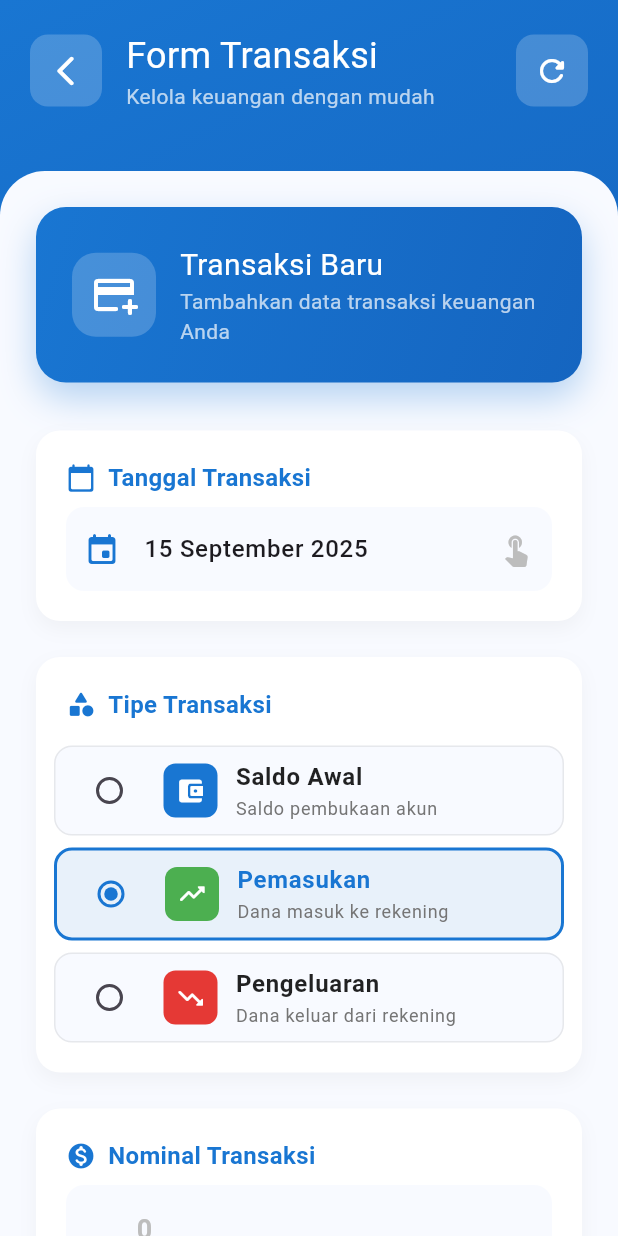
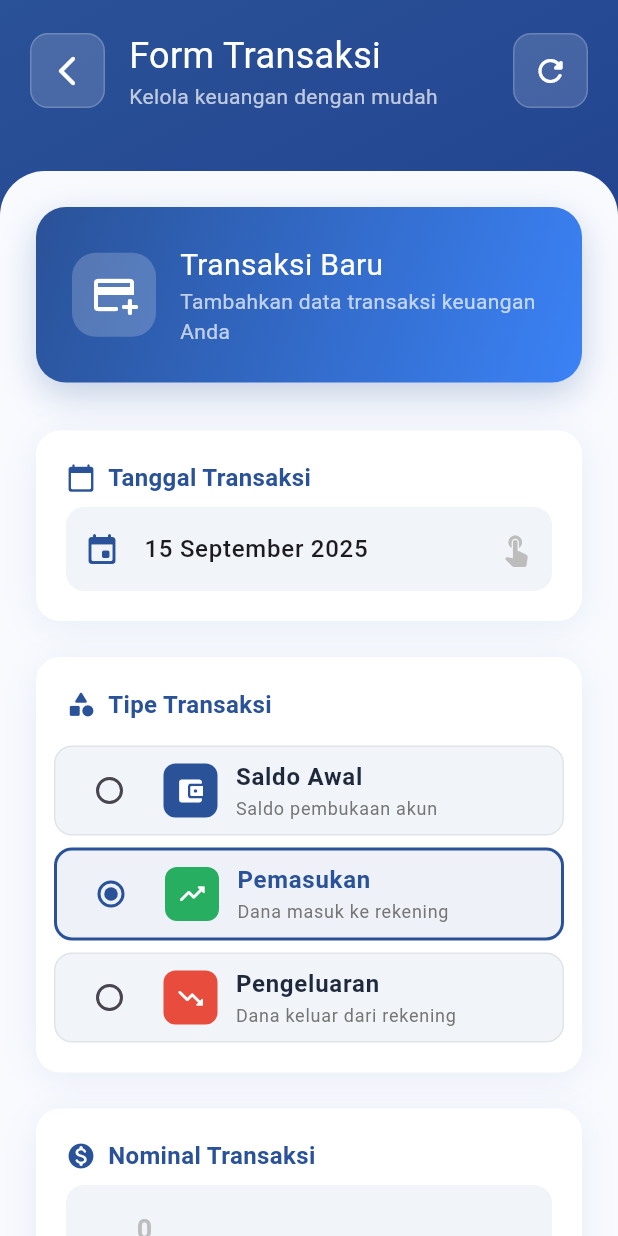
Before and after one commit to jihan69cahya/Flutter-Pencatatan-Keuangan, a Flutter app: the FormTransaksi screen opened by its route, on a phone screen of 412 x 824 dp. Run offline on Flutter 3.47's test engine with Material 3 defaults, Android fonts, the phone set to English and light mode, and no system bars; our stand-ins replace fl_chart, flutter_dotenv, iconsax, image_picker, package_info_plus, shared_preferences and 1 more; accounts and stored records are empty.

Commit message:
update UI

```diff
--- a/lib/pages/formTransaksi.dart
+++ b/lib/pages/formTransaksi.dart
@@ -26,21 +26,21 @@ class _FormTransaksiState extends State<FormTransaksi>
       'value': 'SALDO AWAL',
       'label': 'Saldo Awal',
       'icon': Icons.account_balance_wallet_rounded,
-      'color': const Color(0xFF1976D2),
+      'color': const Color(0xFF2a5298),
       'description': 'Saldo pembukaan akun',
     },
     {
       'value': 'MASUK',
       'label': 'Pemasukan',
       'icon': Icons.trending_up_rounded,
-      'color': const Color(0xFF4CAF50),
+      'color': const Color(0xFF27AE60),
       'description': 'Dana masuk ke rekening',
     },
     {
       'value': 'KELUAR',
       'label': 'Pengeluaran',
       'icon': Icons.trending_down_rounded,
-      'color': const Color(0xFFE53935),
+      'color': const Color(0xFFE74C3C),
       'description': 'Dana keluar dari rekening',
     },
   ];
@@ -76,8 +76,8 @@ class _FormTransaksiState extends State<FormTransaksi>
           gradient: LinearGradient(
             begin: Alignment.topLeft,
             end: Alignment.bottomRight,
-            colors: [Color(0xFF1976D2), Color(0xFF1565C0), Color(0xFF0D47A1)],
-            stops: [0.0, 0.5, 1.0],
+            colors: [Color(0xFF2a5298), Color(0xFF1e3a8a), Color(0xFF1e293b)],
+            stops: [0.0, 0.6, 1.0],
           ),
         ),
         child: SafeArea(
@@ -89,7 +89,7 @@ class _FormTransaksiState extends State<FormTransaksi>
                 child: Container(
                   margin: const EdgeInsets.only(top: 20),
                   decoration: const BoxDecoration(
-                    color: Color(0xFFF8FAFF),
+                    color: Color(0xFFF8FAFE),
                     borderRadius: BorderRadius.only(
                       topLeft: Radius.circular(30),
                       topRight: Radius.circular(30),
@@ -156,8 +156,12 @@ class _FormTransaksiState extends State<FormTransaksi>
         children: [
           Container(
             decoration: BoxDecoration(
-              color: Colors.white.withOpacity(0.2),
+              color: Colors.white.withOpacity(0.15),
               borderRadius: BorderRadius.circular(12),
+              border: Border.all(
+                color: Colors.white.withOpacity(0.2),
+                width: 1,
+              ),
             ),
             child: IconButton(
               icon: const Icon(
@@ -185,8 +189,12 @@ class _FormTransaksiState extends State<FormTransaksi>
           ),
           Container(
             decoration: BoxDecoration(
-              color: Colors.white.withOpacity(0.2),
+              color: Colors.white.withOpacity(0.15),
               borderRadius: BorderRadius.circular(12),
+              border: Border.all(
+                color: Colors.white.withOpacity(0.2),
+                width: 1,
+              ),
             ),
             child: IconButton(
               icon: const Icon(Icons.refresh_rounded, color: Colors.white),
@@ -206,15 +214,15 @@ class _FormTransaksiState extends State<FormTransaksi>
         gradient: const LinearGradient(
           begin: Alignment.topLeft,
           end: Alignment.bottomRight,
-          colors: [Color(0xFF1976D2), Color(0xFF1565C0)],
+          colors: [Color(0xFF2a5298), Color(0xFF3b82f6)],
         ),
         borderRadius: BorderRadius.circular(20),
         boxShadow: [
           BoxShadow(
-            color: const Color(0xFF1976D2).withOpacity(0.3),
+            color: const Color(0xFF2a5298).withOpacity(0.25),
             spreadRadius: 0,
             blurRadius: 20,
-            offset: const Offset(0, 10),
+            offset: const Offset(0, 8),
           ),
         ],
       ),
@@ -279,10 +287,10 @@ class _FormTransaksiState extends State<FormTransaksi>
         borderRadius: BorderRadius.circular(16),
         boxShadow: [
           BoxShadow(
-            color: Colors.grey.withOpacity(0.1),
+            color: const Color(0xFF2a5298).withOpacity(0.08),
             spreadRadius: 0,
-            blurRadius: 10,
-            offset: const Offset(0, 5),
+            blurRadius: 20,
+            offset: const Offset(0, 4),
           ),
         ],
       ),
@@ -295,7 +303,7 @@ class _FormTransaksiState extends State<FormTransaksi>
               children: [
                 Icon(
                   Icons.calendar_today_rounded,
-                  color: const Color(0xFF1976D2),
+                  color: const Color(0xFF2a5298),
                   size: 20,
                 ),
                 const SizedBox(width: 8),
@@ -304,7 +312,7 @@ class _FormTransaksiState extends State<FormTransaksi>
                   style: TextStyle(
                     fontSize: 16,
                     fontWeight: FontWeight.w600,
-                    color: Color(0xFF1976D2),
+                    color: Color(0xFF2a5298),
                   ),
                 ),
               ],
@@ -320,7 +328,7 @@ class _FormTransaksiState extends State<FormTransaksi>
                 hintStyle: TextStyle(color: Colors.grey[400]),
                 prefixIcon: Icon(
                   Icons.event_rounded,
-                  color: const Color(0xFF1976D2),
+                  color: const Color(0xFF2a5298),
                 ),
                 suffixIcon: Icon(Icons.touch_app, color: Colors.grey[400]),
                 border: OutlineInputBorder(
@@ -328,7 +336,7 @@ class _FormTransaksiState extends State<FormTransaksi>
                   borderSide: BorderSide.none,
                 ),
                 filled: true,
-                fillColor: const Color(0xFFF8FAFF),
+                fillColor: const Color(0xFFF1F5F9),
                 contentPadding: const EdgeInsets.symmetric(
                   horizontal: 16,
                   vertical: 16,
@@ -356,10 +364,10 @@ class _FormTransaksiState extends State<FormTransaksi>
         borderRadius: BorderRadius.circular(16),
         boxShadow: [
           BoxShadow(
-            color: Colors.grey.withOpacity(0.1),
+            color: const Color(0xFF2a5298).withOpacity(0.08),
             spreadRadius: 0,
-            blurRadius: 10,
-            offset: const Offset(0, 5),
+            blurRadius: 20,
+            offset: const Offset(0, 4),
           ),
         ],
       ),
@@ -372,7 +380,7 @@ class _FormTransaksiState extends State<FormTransaksi>
               children: [
                 Icon(
                   Icons.category_rounded,
-                  color: const Color(0xFF1976D2),
+                  color: const Color(0xFF2a5298),
                   size: 20,
                 ),
                 const SizedBox(width: 8),
@@ -381,7 +389,7 @@ class _FormTransaksiState extends State<FormTransaksi>
                   style: TextStyle(
                     fontSize: 16,
                     fontWeight: FontWeight.w600,
-                    color: Color(0xFF1976D2),
+                    color: Color(0xFF2a5298),
                   ),
                 ),
               ],
@@ -396,12 +404,12 @@ class _FormTransaksiState extends State<FormTransaksi>
                   margin: const EdgeInsets.only(bottom: 8),
                   decoration: BoxDecoration(
                     color: isSelected
-                        ? const Color(0xFF1976D2).withOpacity(0.1)
-                        : const Color(0xFFF8FAFF),
+                        ? const Color(0xFF2a5298).withOpacity(0.08)
+                        : const Color(0xFFF1F5F9),
                     borderRadius: BorderRadius.circular(12),
                     border: Border.all(
                       color: isSelected
-                          ? const Color(0xFF1976D2)
+                          ? const Color(0xFF2a5298)
                           : Colors.grey.withOpacity(0.2),
                       width: isSelected ? 2 : 1,
                     ),
@@ -432,8 +440,8 @@ class _FormTransaksiState extends State<FormTransaksi>
                                   fontSize: 16,
                                   fontWeight: FontWeight.w600,
                                   color: isSelected
-                                      ? const Color(0xFF1976D2)
-                                      : Colors.black87,
+                                      ? const Color(0xFF2a5298)
+                                      : const Color(0xFF1e293b),
                                 ),
                               ),
                               Text(
@@ -455,7 +463,7 @@ class _FormTransaksiState extends State<FormTransaksi>
                         _selectedTipe = value!;
                       });
                     },
-                    activeColor: const Color(0xFF1976D2),
+                    activeColor: const Color(0xFF2a5298),
                   ),
                 );
               }).toList(),
@@ -473,10 +481,10 @@ class _FormTransaksiState extends State<FormTransaksi>
         borderRadius: BorderRadius.circular(16),
         boxShadow: [
           BoxShadow(
-            color: Colors.grey.withOpacity(0.1),
+            color: const Color(0xFF2a5298).withOpacity(0.08),
             spreadRadius: 0,
-            blurRadius: 10,
-            offset: const Offset(0, 5),
+            blurRadius: 20,
+            offset: const Offset(0, 4),
           ),
         ],
       ),
@@ -489,7 +497,7 @@ class _FormTransaksiState extends State<FormTransaksi>
               children: [
                 Icon(
                   Icons.monetization_on_rounded,
-                  color: const Color(0xFF1976D2),
+                  color: const Color(0xFF2a5298),
                   size: 20,
                 ),
                 const SizedBox(width: 8),
@@ -498,7 +506,7 @@ class _FormTransaksiState extends State<FormTransaksi>
                   style: TextStyle(
                     fontSize: 16,
                     fontWeight: FontWeight.w600,
-                    color: Color(0xFF1976D2),
+                    color: Color(0xFF2a5298),
                   ),
                 ),
               ],
@@ -520,14 +528,14 @@ class _FormTransaksiState extends State<FormTransaksi>
                 prefixStyle: const TextStyle(
                   fontSize: 18,
                   fontWeight: FontWeight.bold,
-                  color: Color(0xFF1976D2),
+                  color: Color(0xFF2a5298),
                 ),
                 border: OutlineInputBorder(
                   borderRadius: BorderRadius.circular(12),
                   borderSide: BorderSide.none,
                 ),
                 filled: true,
-                fillColor: const Color(0xFFF8FAFF),
+                fillColor: const Color(0xFFF1F5F9),
                 contentPadding: const EdgeInsets.symmetric(
                   horizontal: 16,
                   vertical: 16,
@@ -536,7 +544,7 @@ class _FormTransaksiState extends State<FormTransaksi>
               style: const TextStyle(
                 fontSize: 18,
                 fontWeight: FontWeight.bold,
-                color: Colors.black87,
+                color: Color(0xFF1e293b),
               ),
               validator: (value) {
                 if (value == null || value.isEmpty) {
@@ -563,10 +571,10 @@ class _FormTransaksiState extends State<FormTransaksi>
         borderRadius: BorderRadius.circular(16),
         boxShadow: [
           BoxShadow(
-            color: Colors.grey.withOpacity(0.1),
+            color: const Color(0xFF2a5298).withOpacity(0.08),
             spreadRadius: 0,
-            blurRadius: 10,
-            offset: const Offset(0, 5),
+            blurRadius: 20,
+            offset: const Offset(0, 4),
           ),
         ],
       ),
@@ -579,7 +587,7 @@ class _FormTransaksiState extends State<FormTransaksi>
               children: [
                 Icon(
                   Icons.description_rounded,
-                  color: const Color(0xFF1976D2),
+                  color: const Color(0xFF2a5298),
                   size: 20,
                 ),
                 const SizedBox(width: 8),
@@ -588,7 +596,7 @@ class _FormTransaksiState extends State<FormTransaksi>
                   style: TextStyle(
                     fontSize: 16,
                     fontWeight: FontWeight.w600,
-                    color: Color(0xFF1976D2),
+                    color: Color(0xFF2a5298),
                   ),
                 ),
                 const SizedBox(width: 8),
@@ -598,14 +606,14 @@ class _FormTransaksiState extends State<FormTransaksi>
                     vertical: 2,
                   ),
                   decoration: BoxDecoration(
-                    color: Colors.grey[200],
+                    color: const Color(0xFF64748B).withOpacity(0.1),
                     borderRadius: BorderRadius.circular(12),
                   ),
-                  child: Text(
+                  child: const Text(
                     'Opsional',
                     style: TextStyle(
                       fontSize: 10,
-                      color: Colors.grey[600],
+                      color: Color(0xFF64748B),
                       fontWeight: FontWeight.w500,
                     ),
                   ),
@@ -626,7 +634,7 @@ class _FormTransaksiState extends State<FormTransaksi>
                   borderSide: BorderSide.none,
                 ),
                 filled: true,
-                fillColor: const Color(0xFFF8FAFF),
+                fillColor: const Color(0xFFF1F5F9),
                 contentPadding: const EdgeInsets.all(16),
               ),
               style: const TextStyle(fontSize: 16),
@@ -645,12 +653,12 @@ class _FormTransaksiState extends State<FormTransaksi>
           height: 56,
           decoration: BoxDecoration(
             gradient: const LinearGradient(
-              colors: [Color(0xFF1976D2), Color(0xFF1565C0)],
+              colors: [Color(0xFF2a5298), Color(0xFF3b82f6)],
             ),
             borderRadius: BorderRadius.circular(16),
             boxShadow: [
               BoxShadow(
-                color: const Color(0xFF1976D2).withOpacity(0.3),
+                color: const Color(0xFF2a5298).withOpacity(0.3),
                 spreadRadius: 0,
                 blurRadius: 12,
                 offset: const Offset(0, 6),
@@ -673,11 +681,7 @@ class _FormTransaksiState extends State<FormTransaksi>
                 SizedBox(width: 12),
                 Text(
                   'Simpan Transaksi',
-                  style: TextStyle(
-                    fontSize: 18,
-                    fontWeight: FontWeight.bold,
-                    color: Colors.white,
-                  ),
+                  style: TextStyle(fontSize: 18, color: Colors.white),
                 ),
               ],
             ),
@@ -690,8 +694,8 @@ class _FormTransaksiState extends State<FormTransaksi>
           child: OutlinedButton(
             onPressed: () => Navigator.pop(context),
             style: OutlinedButton.styleFrom(
-              foregroundColor: const Color(0xFF1976D2),
-              side: const BorderSide(color: Color(0xFF1976D2), width: 2),
+              foregroundColor: const Color(0xFF2a5298),
+              side: const BorderSide(color: Color(0xFF2a5298), width: 2),
               shape: RoundedRectangleBorder(
                 borderRadius: BorderRadius.circular(16),
               ),
@@ -702,10 +706,7 @@ class _FormTransaksiState extends State<FormTransaksi>
               children: [
                 Icon(Icons.cancel_rounded, size: 24),
                 SizedBox(width: 12),
-                Text(
-                  'Batal',
-                  style: TextStyle(fontSize: 18, fontWeight: FontWeight.w600),
-                ),
+                Text('Batal', style: TextStyle(fontSize: 18)),
               ],
             ),
           ),
@@ -724,10 +725,10 @@ class _FormTransaksiState extends State<FormTransaksi>
         return Theme(
           data: Theme.of(context).copyWith(
             colorScheme: const ColorScheme.light(
-              primary: Color(0xFF1976D2),
+              primary: Color(0xFF2a5298),
               onPrimary: Colors.white,
               surface: Colors.white,
-              onSurface: Colors.black87,
+              onSurface: Color(0xFF1e293b),
             ),
           ),
           child: child!,
@@ -762,7 +763,7 @@ class _FormTransaksiState extends State<FormTransaksi>
             const Text('Form berhasil direset'),
           ],
         ),
-        backgroundColor: const Color(0xFF1976D2),
+        backgroundColor: const Color(0xFF2a5298),
         duration: const Duration(seconds: 2),
         behavior: SnackBarBehavior.floating,
         shape: RoundedRectangleBorder(borderRadius: BorderRadius.circular(12)),
@@ -784,7 +785,7 @@ class _FormTransaksiState extends State<FormTransaksi>
             decoration: BoxDecoration(
               borderRadius: BorderRadius.circular(20),
               gradient: const LinearGradient(
-                colors: [Color(0xFF1976D2), Color(0xFF1565C0)],
+                colors: [Color(0xFF2a5298), Color(0xFF3b82f6)],
               ),
             ),
             child: const Column(
--- a/lib/pages/pencatatan.dart
+++ b/lib/pages/pencatatan.dart
@@ -382,7 +382,7 @@ class _PencatatanState extends State<Pencatatan> {
             '$totalItems data',
             style: TextStyle(
               fontSize: 11,
-              color: Colors.grey[600],
+              color: Colors.white,
               fontWeight: FontWeight.w500,
             ),
           ),
```
